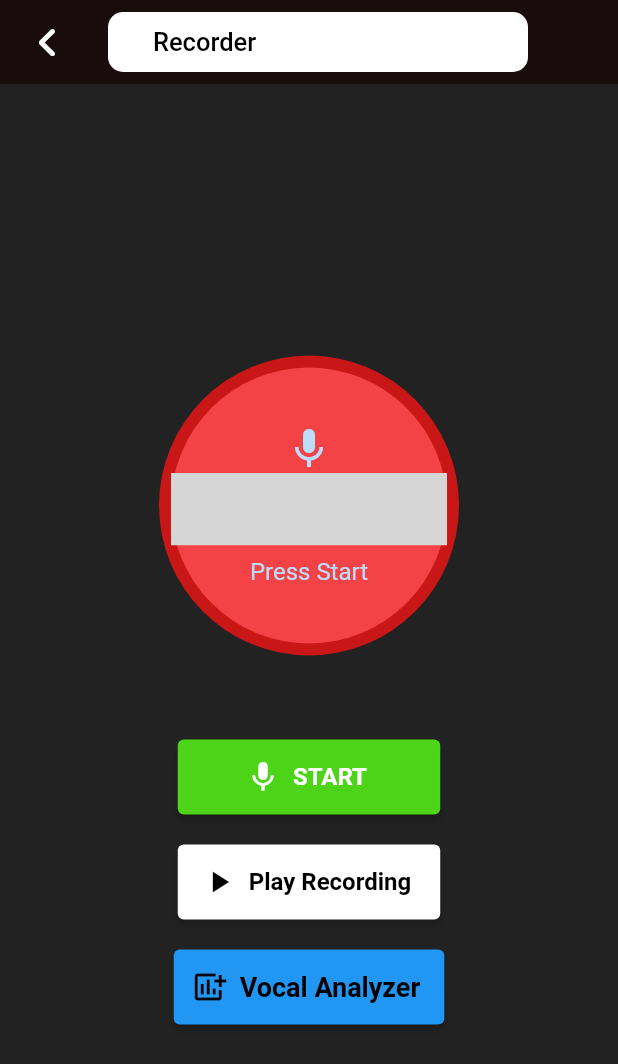
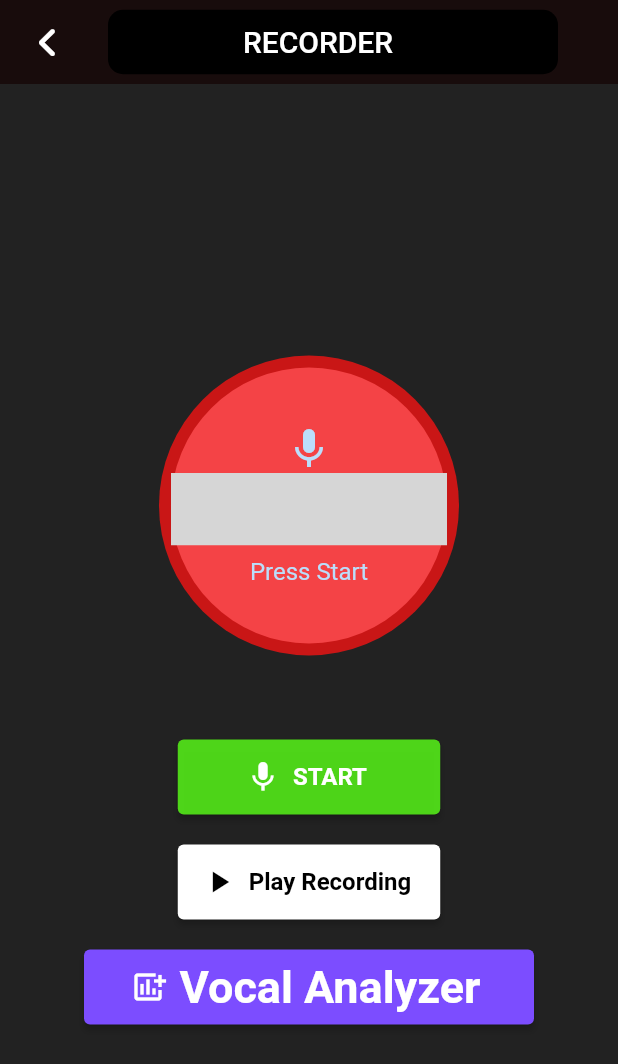
Before and after one commit to rajugrj510/Vocal-App, a Flutter app: the MainPage screen opened directly, on a phone screen of 412 x 824 dp. Shown: the top 1064 px of the screen. Run offline on Flutter 3.47's test engine with Material 2 defaults, Android fonts, the phone set to English and light mode, and no system bars; drawn by our look-alikes of avatar_glow; our stand-ins replace another_flushbar, audioplayers, cloud_firestore, firebase_auth, firebase_core, flutter_svg and 5 more; missing offline and left inert: dart:ffi, flutter_midi, syncfusion_flutter_core, tonic; accounts and stored records are empty; grey boxes are pictures that could not be loaded.

Commit message:
Changed the UI for two windows  and fixed the stop button

```diff
--- a/lib/audio-recorder-main.dart
+++ b/lib/audio-recorder-main.dart
@@ -1,7 +1,5 @@
 import 'dart:async';
-
-
-
+import 'dart:io';
 import 'package:vocal_app/sound_player.dart';
 import 'package:vocal_app/sound_recorder.dart';
 import 'package:vocal_app/timer_widget.dart';
@@ -62,18 +60,18 @@ class _MainPageState extends State<MainPage> {
         appBar: AppBar(
           backgroundColor: Color(0xFF180C0C),
           title: Container(
-            width: 280,
+            width: 300,
             decoration: BoxDecoration(
-              color: Colors.white,
+              color: Colors.black,
               borderRadius: BorderRadius.circular(10.0),
             ),
             child: Padding(
-              padding: EdgeInsets.fromLTRB(30.0, 10.0, 20.0, 10.0),
+              padding: EdgeInsets.fromLTRB(90.0, 10.0, 20.0, 10.0),
               child: Text(
-                'Recorder',
+                'RECORDER',
                 style: TextStyle(
-                  fontSize: 17,
-                  color: Colors.black,
+                  fontSize: 20,
+                  color: Colors.white,
                 ),
               ),
             ),
@@ -207,14 +205,14 @@ class _MainPageState extends State<MainPage> {
 Widget BuildAnalyzer(){
 
     return ElevatedButton.icon(style: ElevatedButton.styleFrom(
-      minimumSize: Size(175, 50),
-      primary: Colors.blue,
-      onPrimary: Colors.black,
+      minimumSize: Size(300, 50),
+      primary: Colors.deepPurpleAccent,
+      onPrimary: Colors.white,
     ),
         icon:Icon(Icons.add_chart),
         label: Text(
           "Vocal Analyzer",
-          style: TextStyle(fontSize: 18, fontWeight: FontWeight.bold),
+          style: TextStyle(fontSize: 30, fontWeight: FontWeight.bold),
         ),
         onPressed:() => Navigator.push(context,
         MaterialPageRoute(builder: (context) => Vocal_Analyzer())),
```
Also changed, not shown: lib/Voice_Analyzer.dart (+24 -21 lines).
